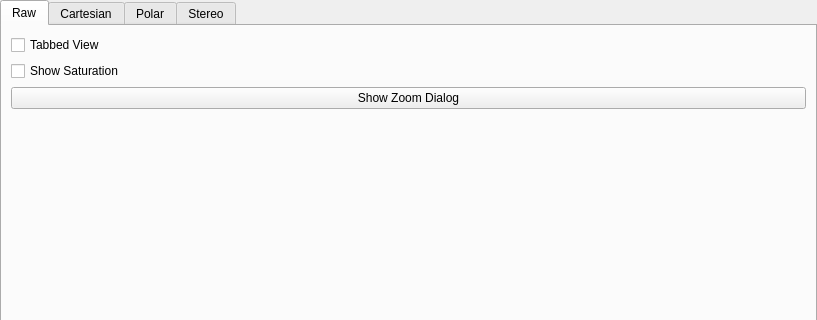
Above: hexrdgui/resources/ui/image_mode_widget.ui from HEXRD/hexrdgui before the change; both pictures show x 0 to 817 and y 0 to 320 of the 817 by 779 pixel window. Below: the same form after it.
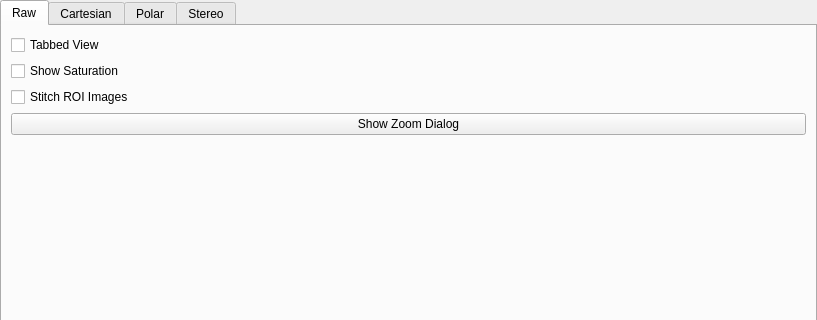
That is the form after the change. The open tabs and pages were chosen to show the change. Custom widgets are drawn as their Qt base class.

Commit message:
Add option to stitch ROI images in raw view
If the instrument config contains both the `roi` and `group` key
in each detector, an additional checkbox now appears in the raw view
settings that allows users to stitch the ROI images together.

Each subpanel is still treated separately. Overlays are also generated
separately for each subpanel. However, the final images are stitched
together into one large panel.

```diff
--- a/hexrdgui/resources/ui/image_mode_widget.ui
+++ b/hexrdgui/resources/ui/image_mode_widget.ui
@@ -76,6 +76,16 @@
            </property>
           </widget>
          </item>
+         <item>
+          <widget class="QCheckBox" name="raw_stitch_roi_images">
+           <property name="toolTip">
+            <string>&lt;html&gt;&lt;head/&gt;&lt;body&gt;&lt;p&gt;If checked, ROI images will be stitched together according to their &amp;quot;group&amp;quot;.&lt;/p&gt;&lt;/body&gt;&lt;/html&gt;</string>
+           </property>
+           <property name="text">
+            <string>Stitch ROI Images</string>
+           </property>
+          </widget>
+         </item>
         </layout>
        </item>
        <item row="1" column="0" colspan="2">
```
Left out of the diff: 2 changed lines with no effect on the pictures. The commit also changes 17 other files.
